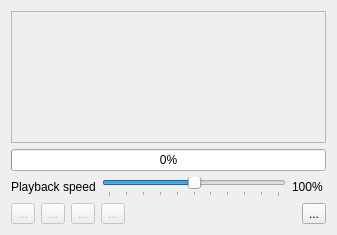
Before: the Qt Designer form ui/tapewin.ui in dotkoval/xpeccy-plus, drawn with Qt 5.
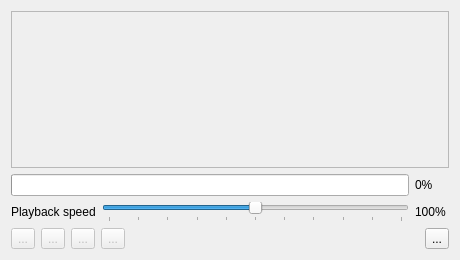
After: the same form once the commit is applied. Icons and pictures are not drawn. Custom widgets are drawn as their Qt base class.

Patch:
```diff
--- a/ui/tapewin.ui
+++ b/ui/tapewin.ui
@@ -6,8 +6,8 @@
    <rect>
     <x>0</x>
     <y>0</y>
-    <width>337</width>
-    <height>235</height>
+    <width>460</width>
+    <height>260</height>
    </rect>
   </property>
   <property name="windowTitle">
@@ -50,11 +50,31 @@
     </widget>
    </item>
    <item>
+    <layout class="QHBoxLayout" name="horizontalLayout_3">
+     <item>
     <widget class="QProgressBar" name="tapeBar">
      <property name="value">
       <number>0</number>
      </property>
-    </widget>
+       <property name="textVisible">
+        <bool>false</bool>
+       </property>
+      </widget>
+     </item>
+     <item>
+      <widget class="QLabel" name="labBarVal">
+       <property name="minimumSize">
+        <size>
+         <width>34</width>
+         <height>0</height>
+        </size>
+       </property>
+       <property name="text">
+        <string>0%</string>
+       </property>
+      </widget>
+     </item>
+    </layout>
    </item>
    <item>
     <layout class="QHBoxLayout" name="horizontalLayout_2">
```
Left out of the diff: 2 changed lines with no effect on the pictures. Lines whose indentation alone changed are shown as unchanged.
